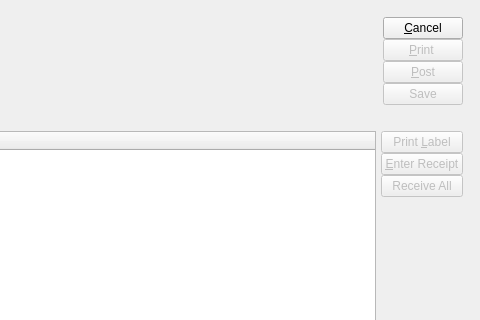
Before: the Qt Designer form guiclient/enterPoReceipt.ui in Pegasus-RPG/xtuple-client, drawn with Qt 5; both pictures show x 320 to 800 and y 0 to 320 of the 800 by 600 pixel window.
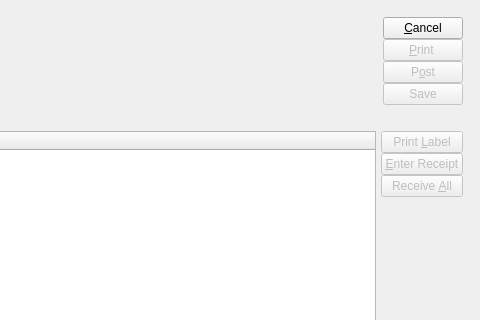
After: the same form once the commit is applied. Custom widgets are drawn as their Qt base class.

```diff
--- a/guiclient/enterPoReceipt.ui
+++ b/guiclient/enterPoReceipt.ui
@@ -133,7 +133,7 @@
             <bool>false</bool>
            </property>
            <property name="text">
-            <string>&amp;Post</string>
+            <string>P&amp;ost</string>
            </property>
            <property name="autoDefault">
             <bool>true</bool>
@@ -242,7 +242,7 @@
                  <bool>false</bool>
                 </property>
                 <property name="text">
-                 <string>Receive All</string>
+                 <string>Receive &amp;All</string>
                 </property>
                </widget>
               </item>
```
